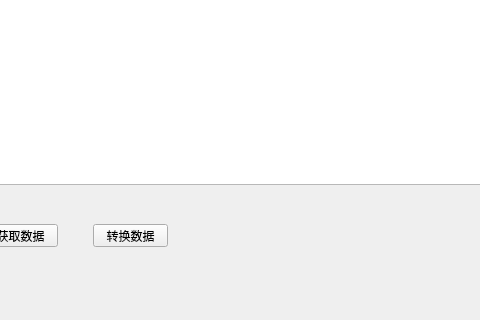
Qt form zSplitting.ui (zanweb/zTransform) before a commit; both pictures show x 187 to 667 and y 483 to 803 of the 1121 by 803 pixel window.
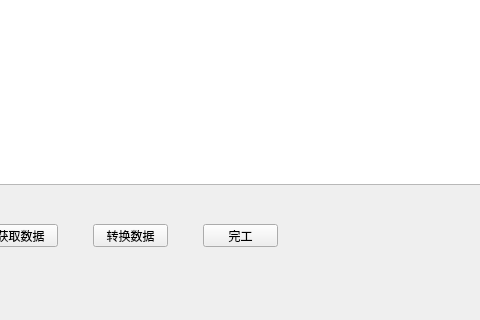
The same form after that commit.

Commit message: 2019/08/15：zSlitting模块基本功能--添加数据库完工标记

The edit to the form file:
```diff
--- a/zSplitting.ui
+++ b/zSplitting.ui
@@ -219,6 +219,19 @@
      <string>转换数据</string>
     </property>
    </widget>
+   <widget class="QPushButton" name="push_button_complete">
+    <property name="geometry">
+     <rect>
+      <x>390</x>
+      <y>690</y>
+      <width>75</width>
+      <height>23</height>
+     </rect>
+    </property>
+    <property name="text">
+     <string>完工</string>
+    </property>
+   </widget>
   </widget>
   <widget class="QMenuBar" name="menubar">
    <property name="geometry">
```
The commit also changes 3 other files.
